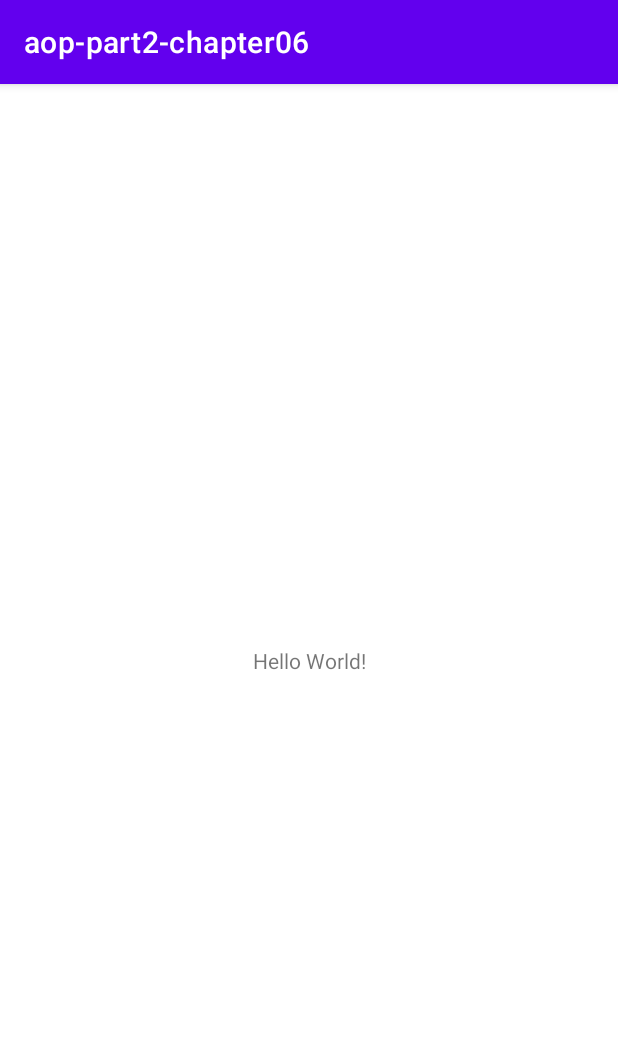
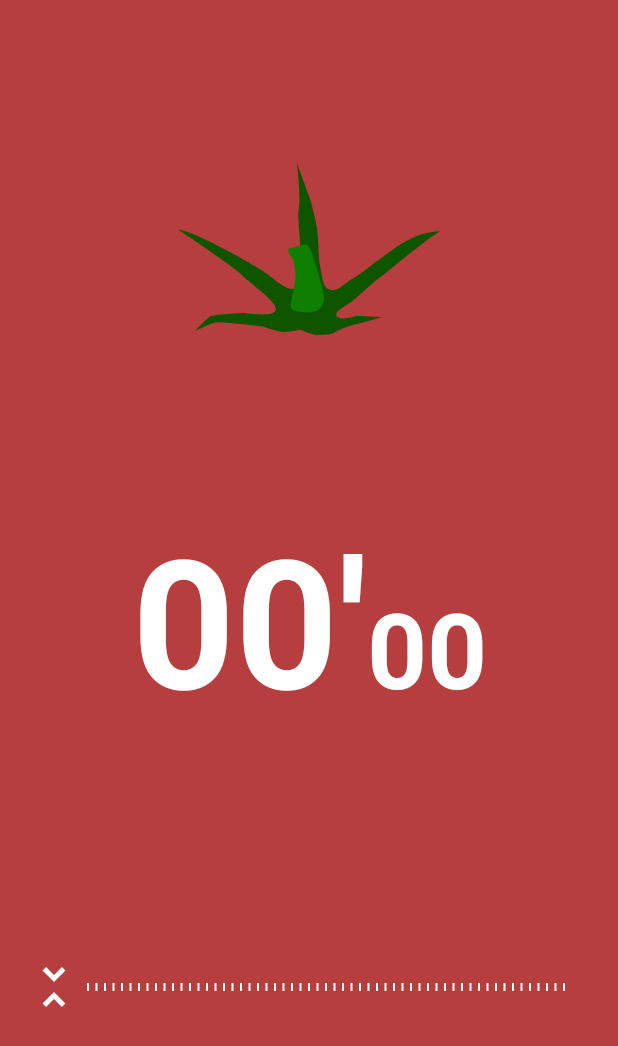
Before and after one commit to Elliotelon/2021_Project06_Pomodoro-Timer_Android, an Android app: the screen it shows after launch (MainActivity), on a phone screen of 412 x 824 dp. Shown: the top 1046 px of the screen. Run offline under Robolectric (Android 15) with nearby library versions, the phone set to English and light mode, and no system bars.

Commit message:
Pomodoro Timer 구현

```diff
--- a/app/src/main/java/fastcampus/aop/part2/chapter06/MainActivity.kt
+++ b/app/src/main/java/fastcampus/aop/part2/chapter06/MainActivity.kt
@@ -1,11 +1,140 @@
 package fastcampus.aop.part2.chapter06
 
+import android.media.SoundPool
 import androidx.appcompat.app.AppCompatActivity
 import android.os.Bundle
+import android.os.CountDownTimer
+import android.widget.SeekBar
+import android.widget.TextView
 
 class MainActivity : AppCompatActivity() {
+
+    private val remainMinutesTextView: TextView by lazy {
+        findViewById<TextView>(R.id.remainMinutesTextView)
+    }
+
+    private val remainSecondsTextView: TextView by lazy {
+        findViewById<TextView>(R.id.remainSecondsTextView)
+    }
+
+    private val seekBar: SeekBar by lazy {
+        findViewById<SeekBar>(R.id.seekBar)
+    }
+
+    private val soundPool = SoundPool.Builder().build()
+
+
+    private var currentCountDownTimer: CountDownTimer? = null
+    private var tickingSoundId: Int? = null
+    private var bellSoundId: Int? = null
+
+
     override fun onCreate(savedInstanceState: Bundle?) {
         super.onCreate(savedInstanceState)
         setContentView(R.layout.activity_main)
+
+        bindViews()
+        initSounds()
     }
+
+    override fun onResume() {
+        super.onResume()
+        soundPool.autoResume()
+    }
+
+    override fun onPause() {
+        super.onPause()
+        soundPool.autoPause()
+    }
+
+    override fun onDestroy() {
+        super.onDestroy()
+        soundPool.release()
+    }
+
+    private  fun bindViews(){
+        seekBar.setOnSeekBarChangeListener(
+            object: SeekBar.OnSeekBarChangeListener {
+                override fun onProgressChanged(seekBar: SeekBar?, progress: Int, fromUser: Boolean){
+                    if(fromUser){
+                        updateRemainTime(progress * 60 * 1000L)
+                    }
+
+                }
+
+                override fun onStartTrackingTouch(seekBar: SeekBar?) {
+                    stopCountDown()
+                }
+
+                override fun onStopTrackingTouch(seekBar: SeekBar?) {
+
+                    seekBar ?: return
+                    if(seekBar.progress == 0){
+                        stopCountDown()
+                    }else{
+                        startCountDown()
+                    }
+                }
+            }
+
+        )
+    }
+
+    private fun initSounds(){
+        tickingSoundId = soundPool.load(this, R.raw.timer_ticking, 1)
+        bellSoundId = soundPool.load(this, R.raw.timer_bell, 1)
+    }
+
+
+    private fun createCountDownTimer(initialMillis: Long) =
+        object: CountDownTimer(initialMillis, 1000L){
+            override fun onTick(millisUntilFinished: Long) {
+                updateRemainTime(millisUntilFinished)
+                updateSeekBar(millisUntilFinished)
+            }
+
+            override fun onFinish() {
+                completeCountDown()
+            }
+        }
+
+    private fun startCountDown(){
+        currentCountDownTimer = createCountDownTimer(seekBar.progress * 60 * 1000L)
+        currentCountDownTimer?.start()
+
+        tickingSoundId?.let{ soundId ->
+            soundPool.play(soundId, 1F, 1F, 0, -1, 1F)
+        }
+    }
+
+    private fun stopCountDown(){
+        currentCountDownTimer?.cancel()
+        currentCountDownTimer = null
+        soundPool.autoPause()
+    }
+
+    private fun completeCountDown() {
+        updateRemainTime(0)
+        updateSeekBar(0)
+
+        soundPool.autoPause()
+        bellSoundId?.let{soundId ->
+            soundPool.play(soundId, 1F, 1F, 0, 0, 1F)
+
+        }
+    }
+
+    private fun updateRemainTime(remainMillis: Long){
+
+        val remainSeconds = remainMillis / 1000
+
+        remainMinutesTextView.text = "%02d'".format(remainSeconds / 60)
+        remainSecondsTextView.text = "%02d".format(remainSeconds % 60)
+    }
+
+    private fun updateSeekBar(remainMillis: Long){
+        seekBar.progress = (remainMillis / 1000 / 60).toInt()
+    }
+
+
 }
--- /dev/null
+++ b/app/src/main/res/drawable/drawable_tick_mark.xml
@@ -0,0 +1,8 @@
+<?xml version="1.0" encoding="utf-8"?>
+<shape xmlns:android="http://schemas.android.com/apk/res/android"
+    android:shape="rectangle">
+
+    <solid android:color="@color/white"/>
+    <size android:width="2dp" android:height="5dp"/>
+
+</shape>
--- /dev/null
+++ b/app/src/main/res/drawable/ic_thumb.xml
@@ -0,0 +1,5 @@
+<vector android:height="40dp" android:tint="#FFFFFF"
+    android:viewportHeight="24" android:viewportWidth="24"
+    android:width="40dp" xmlns:android="http://schemas.android.com/apk/res/android">
+    <path android:fillColor="@android:color/white" android:pathData="M7.41,18.59L8.83,20 12,16.83 15.17,20l1.41,-1.41L12,14l-4.59,4.59zM16.59,5.41L15.17,4 12,7.17 8.83,4 7.41,5.41 12,10l4.59,-4.59z"/>
+</vector>
--- /dev/null
+++ b/app/src/main/res/drawable/img_tomato_stem.xml
@@ -0,0 +1,12 @@
+<vector xmlns:android="http://schemas.android.com/apk/res/android"
+    android:width="175.34dp"
+    android:height="114.9dp"
+    android:viewportWidth="175.34"
+    android:viewportHeight="114.9">
+  <path
+      android:pathData="M79.3,0s2.82,23.63 1.13,30.94 5.58,48.93 -0.59,52.31S66.37,79.35 59.67,74.25 11.25,45.56 0,44.44c0,0 37.31,24.75 42.56,30.37s23.24,17.44 22.68,23.06 -19.85,2.31 -21.51,2.39 -20,0.85 -22.5,2.39 -9.84,9.42 -9.84,9.42 12,-5.5 14.2,-5.69c3.16,-0.28 28.26,2.18 31.22,3s9.56,3.38 13.78,3.52S80.23,111.35 82.37,111.65s7.62,3.52 10.85,3.24 8.16,0.28 10.83,-1.41 10.55,-5.34 13.64,-5.63 18.42,-4.92 18.42,-4.92 -15.77,-0.84 -17.15,-0.7 -9.57,3.23 -12.8,0.42 5.63,-7.31 8.86,-9.42 13.92,-12.65 19.54,-16.73 36.42,-29.95 40.78,-31.08c0,0 -10.54,0.71 -16.87,3.66s-8.44,3.8 -18.7,11.25 -19.55,15.18 -23.91,17.29 -9,8.16 -13.21,7.17 -3.94,-1.68 -5.07,-3.37 -3.37,-15.61 -3.37,-15.61S93.15,46.42 92.67,43.17C92.39,41.35 89.29,27.99 88.44,25.35S79.3,0 79.3,0Z"
+      android:fillColor="#0e5500"/>
+  <path
+      android:pathData="M73.55,57.45s8.85,-3 11.6,-3 4.85,8.23 5.9,11.39 6.75,21.09 6.33,24.68 -1.69,7 -5.69,8.44 -13.93,0.63 -15.82,-1.27 0,-6.12 0.84,-11.39 1.9,-8.44 1.48,-12.23 -0.43,-8.23 -1.9,-10.34S73.34,60.42 73.55,57.45Z"
+      android:fillColor="#0e7f00"/>
+</vector>
--- a/app/src/main/res/layout/activity_main.xml
+++ b/app/src/main/res/layout/activity_main.xml
@@ -6,13 +6,53 @@
     android:layout_height="match_parent"
     tools:context=".MainActivity">
 
-    <TextView
+    <ImageView
         android:layout_width="wrap_content"
         android:layout_height="wrap_content"
-        android:text="Hello World!"
-        app:layout_constraintBottom_toBottomOf="parent"
+        android:src="@drawable/img_tomato_stem"
+        app:layout_constraintBottom_toTopOf="@id/remainMinutesTextView"
         app:layout_constraintLeft_toLeftOf="parent"
         app:layout_constraintRight_toRightOf="parent"
         app:layout_constraintTop_toTopOf="parent" />
 
+    <TextView
+        android:id="@+id/remainMinutesTextView"
+        android:layout_width="wrap_content"
+        android:layout_height="wrap_content"
+        android:text="00'"
+        android:textColor="@color/white"
+        android:textSize="120sp"
+        android:textStyle="bold"
+        app:layout_constraintBottom_toBottomOf="parent"
+        app:layout_constraintHorizontal_chainStyle="packed"
+        app:layout_constraintLeft_toLeftOf="parent"
+        app:layout_constraintRight_toLeftOf="@id/remainSecondsTextView"
+        app:layout_constraintTop_toTopOf="parent" />
+
+    <TextView
+        android:id="@+id/remainSecondsTextView"
+        android:layout_width="wrap_content"
+        android:layout_height="wrap_content"
+        android:text="00"
+        android:textColor="@color/white"
+        android:textSize="70sp"
+        android:textStyle="bold"
+        app:layout_constraintBaseline_toBaselineOf="@id/remainMinutesTextView"
+        app:layout_constraintLeft_toRightOf="@id/remainMinutesTextView"
+        app:layout_constraintRight_toRightOf="parent" />
+
+    <SeekBar
+        android:id="@+id/seekBar"
+        android:layout_width="0dp"
+        android:layout_height="wrap_content"
+        android:layout_marginHorizontal="20dp"
+        android:max="60"
+        android:progressDrawable="@color/transparent"
+        android:thumb="@drawable/ic_thumb"
+        android:tickMark="@drawable/drawable_tick_mark"
+        app:layout_constraintBottom_toBottomOf="parent"
+        app:layout_constraintLeft_toLeftOf="parent"
+        app:layout_constraintRight_toRightOf="parent"
+        app:layout_constraintTop_toBottomOf="@id/remainMinutesTextView" />
+
 </androidx.constraintlayout.widget.ConstraintLayout>
--- a/app/src/main/res/values/colors.xml
+++ b/app/src/main/res/values/colors.xml
@@ -7,4 +7,6 @@
     <color name="teal_700">#FF018786</color>
     <color name="black">#FF000000</color>
     <color name="white">#FFFFFFFF</color>
+    <color name="pomodoro_red">#D3DD4B4B</color>
+    <color name="transparent">#00000000</color>
 </resources>
--- a/app/src/main/res/values/themes.xml
+++ b/app/src/main/res/values/themes.xml
@@ -1,16 +1,9 @@
 <resources xmlns:tools="http://schemas.android.com/tools">
     <!-- Base application theme. -->
-    <style name="Theme.Aoppart2chapter06" parent="Theme.MaterialComponents.DayNight.DarkActionBar">
-        <!-- Primary brand color. -->
-        <item name="colorPrimary">@color/purple_500</item>
-        <item name="colorPrimaryVariant">@color/purple_700</item>
-        <item name="colorOnPrimary">@color/white</item>
-        <!-- Secondary brand color. -->
-        <item name="colorSecondary">@color/teal_200</item>
-        <item name="colorSecondaryVariant">@color/teal_700</item>
-        <item name="colorOnSecondary">@color/black</item>
+    <style name="Theme.Aoppart2chapter06" parent="Theme.MaterialComponents.DayNight.NoActionBar">
         <!-- Status bar color. -->
-        <item name="android:statusBarColor" tools:targetApi="l">?attr/colorPrimaryVariant</item>
+        <item name="android:statusBarColor">@color/pomodoro_red</item>
         <!-- Customize your theme here. -->
+        <item name="android:windowBackground">@color/pomodoro_red</item>
     </style>
 </resources>
```
Also changed, not shown: 2 other files.
